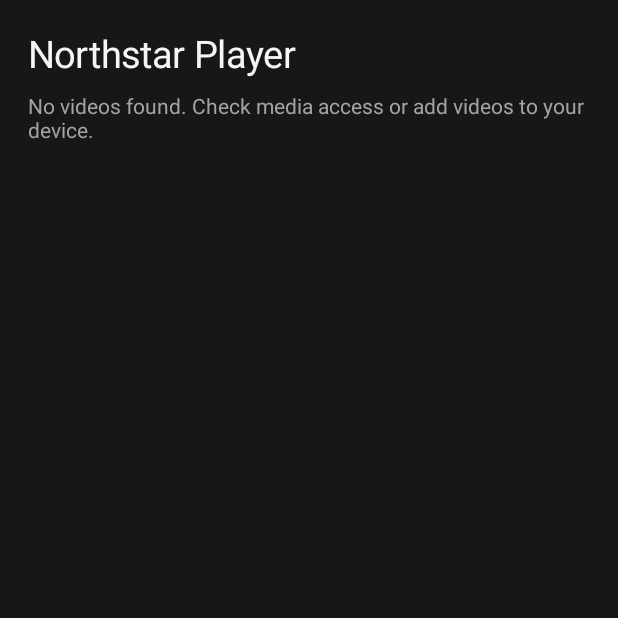
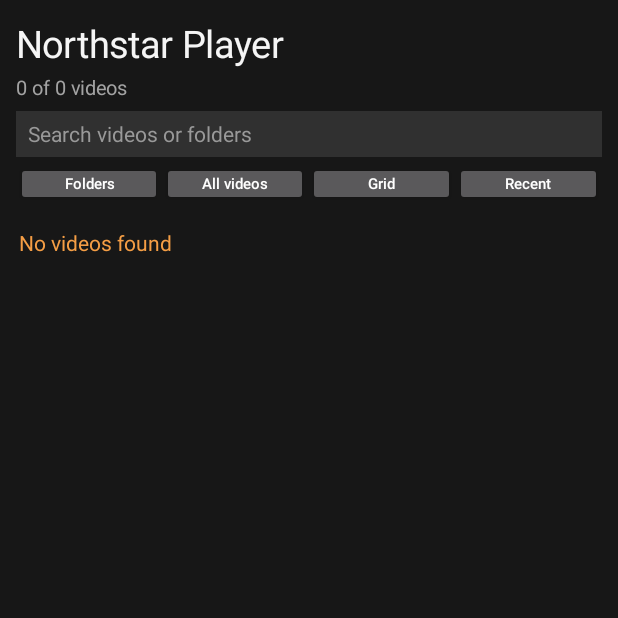
Before and after one commit to afghanbark573-rgb/Northstar-Player, an Android app: the screen it shows after launch (MainActivity), on a phone screen of 412 x 824 dp, the top half of it. Run offline under Robolectric (Android 15) with nearby library versions, the phone set to English and light mode, and no system bars.

Commit message:
Build scrollable folder-based native video library with search and view controls

```diff
--- a/android/app/src/main/java/com/northstar/player/MainActivity.kt
+++ b/android/app/src/main/java/com/northstar/player/MainActivity.kt
@@ -2,16 +2,13 @@ package com.northstar.player
 
 import android.Manifest
 import android.content.pm.PackageManager
-import android.database.Cursor
 import android.net.Uri
 import android.os.Build
 import android.os.Bundle
 import android.provider.MediaStore
 import android.view.Gravity
 import android.view.View
-import android.widget.Button
-import android.widget.LinearLayout
-import android.widget.TextView
+import android.widget.*
 import androidx.activity.ComponentActivity
 import androidx.activity.result.contract.ActivityResultContracts
 import androidx.core.content.ContextCompat
@@ -19,228 +16,167 @@ import androidx.media3.common.MediaItem
 import androidx.media3.common.Player
 import androidx.media3.exoplayer.ExoPlayer
 import androidx.media3.ui.PlayerView
+import java.util.Locale
 
-data class LocalVideo(
-    val uri: Uri,
-    val name: String,
-    val durationMs: Long,
-    val sizeBytes: Long,
-    val relativePath: String
-)
+data class LocalVideo(val uri: Uri, val name: String, val duration: Long, val size: Long, val folder: String, val date: Long)
 
 class MainActivity : ComponentActivity() {
     private lateinit var root: LinearLayout
+    private lateinit var content: LinearLayout
+    private lateinit var status: TextView
+    private var videos = emptyList<LocalVideo>()
+    private var query = ""
+    private var folders = true
+    private var grid = false
+    private var sort = 0
     private var player: ExoPlayer? = null
     private var playerView: PlayerView? = null
-    private var libraryVideos: List<LocalVideo> = emptyList()
-    private var statusView: TextView? = null
 
-    private val permissionLauncher =
-        registerForActivityResult(ActivityResultContracts.RequestMultiplePermissions()) {
-            loadLibrary()
-        }
+    private val permission = registerForActivityResult(ActivityResultContracts.RequestMultiplePermissions()) { loadVideos() }
 
     override fun onCreate(savedInstanceState: Bundle?) {
         super.onCreate(savedInstanceState)
-        showLibraryShell()
-        requestVideoAccessIfNeeded()
+        showLibrary()
+        val wanted = when {
+            Build.VERSION.SDK_INT >= 34 -> arrayOf(Manifest.permission.READ_MEDIA_VIDEO, Manifest.permission.READ_MEDIA_VISUAL_USER_SELECTED)
+            Build.VERSION.SDK_INT >= 33 -> arrayOf(Manifest.permission.READ_MEDIA_VIDEO)
+            else -> arrayOf(Manifest.permission.READ_EXTERNAL_STORAGE)
+        }
+        if (wanted.any { ContextCompat.checkSelfPermission(this, it) == PackageManager.PERMISSION_GRANTED }) loadVideos()
+        else permission.launch(wanted)
     }
 
-    private fun showLibraryShell() {
-        root = LinearLayout(this).apply {
-            orientation = LinearLayout.VERTICAL
-            setPadding(28, 28, 28, 20)
-            setBackgroundColor(0xFF171717.toInt())
+    private fun showLibrary() {
+        root = LinearLayout(this).apply { orientation = LinearLayout.VERTICAL; setPadding(16, 18, 16, 8); setBackgroundColor(0xFF171717.toInt()) }
+        root.addView(TextView(this).apply { text = "Northstar Player"; textSize = 25f; setTextColor(0xFFF5F5F5.toInt()) })
+        status = TextView(this).apply { textSize = 13f; setTextColor(0xFFA3A3A3.toInt()); setPadding(0, 5, 0, 10) }
+        root.addView(status)
+        val search = EditText(this).apply {
+            hint = "Search videos or folders"; setSingleLine(true); textSize = 14f
+            setTextColor(0xFFF5F5F5.toInt()); setHintTextColor(0xFF999999.toInt())
+            setPadding(12, 0, 12, 0); setBackgroundColor(0xFF303030.toInt())
+            setText(query)
+            addTextChangedListener(object : android.text.TextWatcher {
+                override fun beforeTextChanged(s: CharSequence?, start: Int, count: Int, after: Int) {}
+                override fun onTextChanged(s: CharSequence?, start: Int, before: Int, count: Int) { query = s.toString(); render() }
+                override fun afterTextChanged(s: android.text.Editable?) {}
+            })
         }
-        val title = TextView(this).apply {
-            text = "Northstar Player"
-            textSize = 25f
-            setTextColor(0xFFF5F5F5.toInt())
-        }
-        statusView = TextView(this).apply {
-            text = "Preparing your video library…"
-            textSize = 14f
-            setTextColor(0xFFA3A3A3.toInt())
-            setPadding(0, 12, 0, 18)
-        }
-        root.addView(title)
-        root.addView(statusView)
+        root.addView(search, LinearLayout.LayoutParams(-1, 46))
+        val bar = LinearLayout(this).apply { orientation = LinearLayout.HORIZONTAL; gravity = Gravity.CENTER_VERTICAL; setPadding(0, 5, 0, 5) }
+        bar.addView(control("Folders") { folders = true; render() }, weight())
+        bar.addView(control("All videos") { folders = false; render() }, weight())
+        bar.addView(control(if (grid) "List" else "Grid") { grid = !grid; render() }, weight())
+        bar.addView(control(sortLabel()) { sort = (sort + 1) % 3; render() }, weight())
+        root.addView(bar)
+        val scroll = ScrollView(this).apply { isFillViewport = true; isVerticalScrollBarEnabled = true; overScrollMode = View.OVER_SCROLL_IF_CONTENT_SCROLLS }
+        content = LinearLayout(this).apply { orientation = LinearLayout.VERTICAL; setPadding(0, 2, 0, 16) }
+        scroll.addView(content)
+        root.addView(scroll, LinearLayout.LayoutParams(-1, 0, 1f))
         setContentView(root)
     }
 
-    private fun requestVideoAccessIfNeeded() {
-        val permissions = when {
-            Build.VERSION.SDK_INT >= 34 -> arrayOf(
-                Manifest.permission.READ_MEDIA_VIDEO,
-                Manifest.permission.READ_MEDIA_VISUAL_USER_SELECTED
-            )
-            Build.VERSION.SDK_INT >= 33 -> arrayOf(Manifest.permission.READ_MEDIA_VIDEO)
-            else -> arrayOf(Manifest.permission.READ_EXTERNAL_STORAGE)
+    private fun weight() = LinearLayout.LayoutParams(0, 44, 1f)
+    private fun control(label: String, action: () -> Unit) = Button(this).apply {
+        text = label; textSize = 10f; isAllCaps = false; minWidth = 0; minimumWidth = 0; setPadding(2, 0, 2, 0)
+        setOnClickListener { action() }
+    }
+    private fun sortLabel() = when (sort) { 0 -> "Recent"; 1 -> "A–Z"; else -> "Largest" }
+
+    private fun loadVideos() {
+        val result = mutableListOf<LocalVideo>()
+        val collection = MediaStore.Video.Media.EXTERNAL_CONTENT_URI
+        val columns = arrayOf(MediaStore.Video.Media._ID, MediaStore.Video.Media.DISPLAY_NAME, MediaStore.Video.Media.DURATION, MediaStore.Video.Media.SIZE, MediaStore.Video.Media.RELATIVE_PATH, MediaStore.Video.Media.DATE_ADDED)
+        try {
+            contentResolver.query(collection, columns, null, null, "${MediaStore.Video.Media.DATE_ADDED} DESC")?.use { c ->
+                val id = c.getColumnIndexOrThrow(MediaStore.Video.Media._ID)
+                val name = c.getColumnIndexOrThrow(MediaStore.Video.Media.DISPLAY_NAME)
+                val duration = c.getColumnIndexOrThrow(MediaStore.Video.Media.DURATION)
+                val size = c.getColumnIndexOrThrow(MediaStore.Video.Media.SIZE)
+                val path = c.getColumnIndex(MediaStore.Video.Media.RELATIVE_PATH)
+                val date = c.getColumnIndex(MediaStore.Video.Media.DATE_ADDED)
+                while (c.moveToNext()) result.add(LocalVideo(
+                    Uri.withAppendedPath(collection, c.getLong(id).toString()),
+                    c.getString(name) ?: "Untitled video", c.getLong(duration), c.getLong(size),
+                    if (path >= 0) c.getString(path).orEmpty().trimEnd('/') else "",
+                    if (date >= 0) c.getLong(date) else 0L
+                ))
+            }
+            videos = result
+            render()
+        } catch (e: Exception) { status.text = "Library error: ${e.localizedMessage ?: "unknown"}" }
+    }
+
+    private fun render() {
+        if (!::content.isInitialized) return
+        content.removeAllViews()
+        var shown = videos.filter { it.name.contains(query, true) || it.folder.contains(query, true) }
+        shown = when (sort) {
+            1 -> shown.sortedBy { it.name.lowercase(Locale.ROOT) }
+            2 -> shown.sortedByDescending { it.size }
+            else -> shown.sortedByDescending { it.date }
         }
+        status.text = "${shown.size} of ${videos.size} videos"
+        if (shown.isEmpty()) { section(if (videos.isEmpty()) "No videos found" else "No matches"); return }
+        if (folders) {
+            shown.groupBy { it.folder.ifBlank { "Other / Unknown folder" } }.toSortedMap().forEach { (path, items) ->
+                section("📁  ${path.substringAfterLast('/')}  •  ${items.size} videos")
+                if (grid) addGrid(items) else items.forEach { addRow(it) }
+            }
+        } else if (grid) addGrid(shown) else shown.forEach { addRow(it) }
+    }
 
-        val granted = permissions.any {
-            ContextCompat.checkSelfPermission(this, it) == PackageManager.PERMISSION_GRANTED
+    private fun section(label: String) {
+        content.addView(TextView(this).apply { text = label; textSize = 14f; setTextColor(0xFFF59E45.toInt()); setPadding(3, 15, 3, 7) })
+    }
+    private fun addRow(v: LocalVideo) {
+        val card = LinearLayout(this).apply {
+            orientation = LinearLayout.VERTICAL; setPadding(12, 10, 12, 10); setBackgroundColor(0xFF242424.toInt())
+            val p = LinearLayout.LayoutParams(-1, -2); p.bottomMargin = 5; layoutParams = p
+            isClickable = true; isFocusable = true; setOnClickListener { play(v) }
         }
-        if (granted) {
-            loadLibrary()
-        } else {
-            permissionLauncher.launch(permissions)
+        card.addView(TextView(this).apply { text = v.name; textSize = 14f; maxLines = 2; setTextColor(0xFFF5F5F5.toInt()) })
+        card.addView(TextView(this).apply { text = "${duration(v.duration)}  •  ${size(v.size)}"; textSize = 11f; setTextColor(0xFFA3A3A3.toInt()); setPadding(0, 4, 0, 0) })
+        content.addView(card)
+    }
+    private fun addGrid(items: List<LocalVideo>) {
+        var row: LinearLayout? = null
+        items.forEachIndexed { i, v ->
+            if (i % 2 == 0) {
+                row = LinearLayout(this).apply { orientation = LinearLayout.HORIZONTAL }
+                content.addView(row, LinearLayout.LayoutParams(-1, -2).apply { bottomMargin = 5 })
+            }
+            val tile = LinearLayout(this).apply {
+                orientation = LinearLayout.VERTICAL; setPadding(9, 10, 9, 10); setBackgroundColor(0xFF242424.toInt())
+                layoutParams = LinearLayout.LayoutParams(0, 112, 1f).apply { marginEnd = 4 }
+                setOnClickListener { play(v) }
+            }
+            tile.addView(TextView(this).apply { text = "▶ VIDEO"; textSize = 10f; setTextColor(0xFFF59E45.toInt()) })
+            tile.addView(TextView(this).apply { text = v.name; textSize = 11f; maxLines = 2; setTextColor(0xFFF5F5F5.toInt()); setPadding(0, 6, 0, 3) })
+            tile.addView(TextView(this).apply { text = duration(v.duration); textSize = 10f; setTextColor(0xFFA3A3A3.toInt()) })
+            row?.addView(tile)
+        }
+        if (items.size % 2 != 0) row?.addView(View(this), LinearLayout.LayoutParams(0, 1, 1f))
+    }
+
+    private fun play(v: LocalVideo) {
+        releasePlayer()
+        root.removeAllViews()
+        val header = LinearLayout(this).apply { orientation = LinearLayout.HORIZONTAL; gravity = Gravity.CENTER_VERTICAL }
+        header.addView(Button(this).apply { text = "Library"; setOnClickListener { releasePlayer(); showLibrary(); render() } })
+        val title = TextView(this).apply { text = v.name; maxLines = 2; textSize = 13f; setTextColor(0xFFF5F5F5.toInt()); setPadding(8, 0, 0, 0) }
+        header.addView(title, LinearLayout.LayoutParams(0, -2, 1f)); root.addView(header)
+        val view = PlayerView(this).apply { useController = true; setShowBuffering(PlayerView.SHOW_BUFFERING_WHEN_PLAYING); layoutParams = LinearLayout.LayoutParams(-1, 0, 1f) }
+        playerView = view; root.addView(view)
+        player = ExoPlayer.Builder(this).build().also { exo ->
+            view.player = exo; exo.setMediaItem(MediaItem.fromUri(v.uri))
+            exo.addListener(object : Player.Listener { override fun onPlayerError(error: androidx.media3.common.PlaybackException) { title.text = "Playback error: ${error.errorCodeName}" } })
+            exo.prepare(); exo.playWhenReady = true
         }
     }
-
-    private fun loadLibrary() {
-        val videos = mutableListOf<LocalVideo>()
-        val collection = MediaStore.Video.Media.EXTERNAL_CONTENT_URI
-        val projection = arrayOf(
-            MediaStore.Video.Media._ID,
-            MediaStore.Video.Media.DISPLAY_NAME,
-            MediaStore.Video.Media.DURATION,
-            MediaStore.Video.Media.SIZE,
-            MediaStore.Video.Media.RELATIVE_PATH
-        )
-        val sortOrder = "${MediaStore.Video.Media.DATE_ADDED} DESC"
-
-        try {
-            contentResolver.query(collection, projection, null, null, sortOrder)?.use { cursor ->
-                val idColumn = cursor.getColumnIndexOrThrow(MediaStore.Video.Media._ID)
-                val nameColumn = cursor.getColumnIndexOrThrow(MediaStore.Video.Media.DISPLAY_NAME)
-                val durationColumn = cursor.getColumnIndexOrThrow(MediaStore.Video.Media.DURATION)
-                val sizeColumn = cursor.getColumnIndexOrThrow(MediaStore.Video.Media.SIZE)
-                val pathColumn = cursor.getColumnIndex(MediaStore.Video.Media.RELATIVE_PATH)
-
-                while (cursor.moveToNext()) {
-                    val id = cursor.getLong(idColumn)
-                    val uri = Uri.withAppendedPath(collection, id.toString())
-                    videos += LocalVideo(
-                        uri = uri,
-                        name = cursor.getString(nameColumn) ?: "Untitled video",
-                        durationMs = cursor.getLong(durationColumn),
-                        sizeBytes = cursor.getLong(sizeColumn),
-                        relativePath = if (pathColumn >= 0) cursor.getString(pathColumn).orEmpty() else ""
-                    )
-                }
-            }
-            libraryVideos = videos
-            renderVideoList()
-        } catch (error: Exception) {
-            statusView?.text = "Couldn't read the video library: ${error.localizedMessage ?: "unknown error"}"
-        }
-    }
-
-    private fun renderVideoList() {
-        root.removeViews(2, (root.childCount - 2).coerceAtLeast(0))
-        statusView?.text = when (libraryVideos.size) {
-            0 -> "No videos found. Check media access or add videos to your device."
-            1 -> "1 video found"
-            else -> "${libraryVideos.size} videos found"
-        }
-
-        libraryVideos.forEach { video ->
-            val row = LinearLayout(this).apply {
-                orientation = LinearLayout.VERTICAL
-                setPadding(14, 13, 14, 13)
-                setBackgroundColor(0xFF242424.toInt())
-                val params = LinearLayout.LayoutParams(
-                    LinearLayout.LayoutParams.MATCH_PARENT,
-                    LinearLayout.LayoutParams.WRAP_CONTENT
-                )
-                params.bottomMargin = 8
-                layoutParams = params
-            }
-            val name = TextView(this).apply {
-                text = video.name
-                textSize = 16f
-                setTextColor(0xFFF5F5F5.toInt())
-            }
-            val details = TextView(this).apply {
-                text = "${video.relativePath}  •  ${formatDuration(video.durationMs)}  •  ${formatSize(video.sizeBytes)}"
-                textSize = 12f
-                setTextColor(0xFFA3A3A3.toInt())
-                setPadding(0, 5, 0, 0)
-            }
-            row.addView(name)
-            row.addView(details)
-            row.setOnClickListener { openPlayer(video) }
-            root.addView(row)
-        }
-    }
-
-    private fun openPlayer(video: LocalVideo) {
-        releasePlayer()
-        root.removeAllViews()
-
-        val top = LinearLayout(this).apply {
-            orientation = LinearLayout.HORIZONTAL
-            gravity = Gravity.CENTER_VERTICAL
-        }
-        val back = Button(this).apply {
-            text = "Library"
-            setOnClickListener {
-                releasePlayer()
-                showLibraryShell()
-                renderVideoList()
-            }
-        }
-        val label = TextView(this).apply {
-            text = video.name
-            textSize = 14f
-            setTextColor(0xFFF5F5F5.toInt())
-            setPadding(12, 0, 0, 0)
-        }
-        top.addView(back)
-        top.addView(label, LinearLayout.LayoutParams(0, -2, 1f))
-        root.addView(top)
-
-        val view = PlayerView(this).apply {
-            useController = true
-            setShowBuffering(PlayerView.SHOW_BUFFERING_WHEN_PLAYING)
-            layoutParams = LinearLayout.LayoutParams(
-                LinearLayout.LayoutParams.MATCH_PARENT,
-                0,
-                1f
-            )
-        }
-        playerView = view
-        root.addView(view)
-
-        val exo = ExoPlayer.Builder(this).build()
-        player = exo
-        view.player = exo
-        exo.setMediaItem(MediaItem.fromUri(video.uri))
-        exo.addListener(object : Player.Listener {
-            override fun onPlayerError(error: androidx.media3.common.PlaybackException) {
-                label.text = "Playback error: ${error.errorCodeName}"
-            }
-        })
-        exo.prepare()
-        exo.playWhenReady = true
-    }
-
-    private fun releasePlayer() {
-        playerView?.player = null
-        playerView = null
-        player?.release()
-        player = null
-    }
-
-    private fun formatDuration(ms: Long): String {
-        val total = ms / 1000
-        return "%d:%02d".format(total / 60, total % 60)
-    }
-
-    private fun formatSize(bytes: Long): String = when {
-        bytes >= 1_073_741_824 -> "%.2f GB".format(bytes / 1_073_741_824.0)
-        bytes >= 1_048_576 -> "%.1f MB".format(bytes / 1_048_576.0)
-        else -> "$bytes B"
-    }
-
-    override fun onStop() {
-        super.onStop()
-        player?.pause()
-    }
-
-    override fun onDestroy() {
-        releasePlayer()
-        super.onDestroy()
-    }
+    private fun releasePlayer() { playerView?.player = null; playerView = null; player?.release(); player = null }
+    private fun duration(ms: Long): String { val s = ms / 1000; return "%d:%02d".format(s / 60, s % 60) }
+    private fun size(bytes: Long) = when { bytes >= 1073741824 -> "%.1f GB".format(bytes / 1073741824.0); bytes >= 1048576 -> "%.1f MB".format(bytes / 1048576.0); else -> "${bytes} B" }
+    override fun onStop() { super.onStop(); player?.pause() }
+    override fun onDestroy() { releasePlayer(); super.onDestroy() }
 }
```
